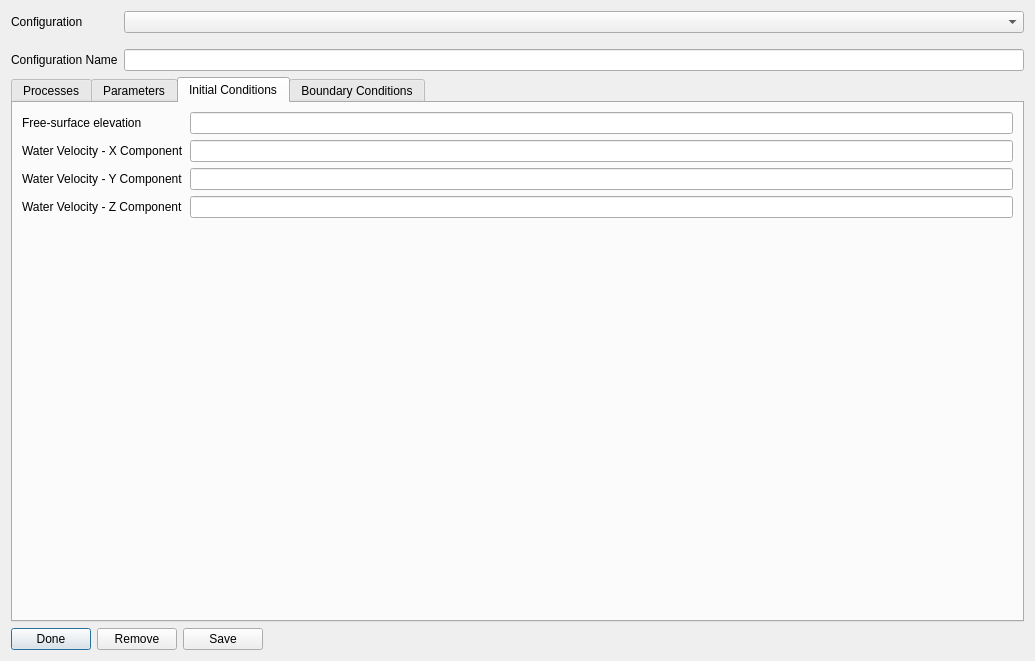
IPH-ECO/iph-eco-gui, file src/ui/hydrodynamic_data_dialog.ui: the form before one commit.
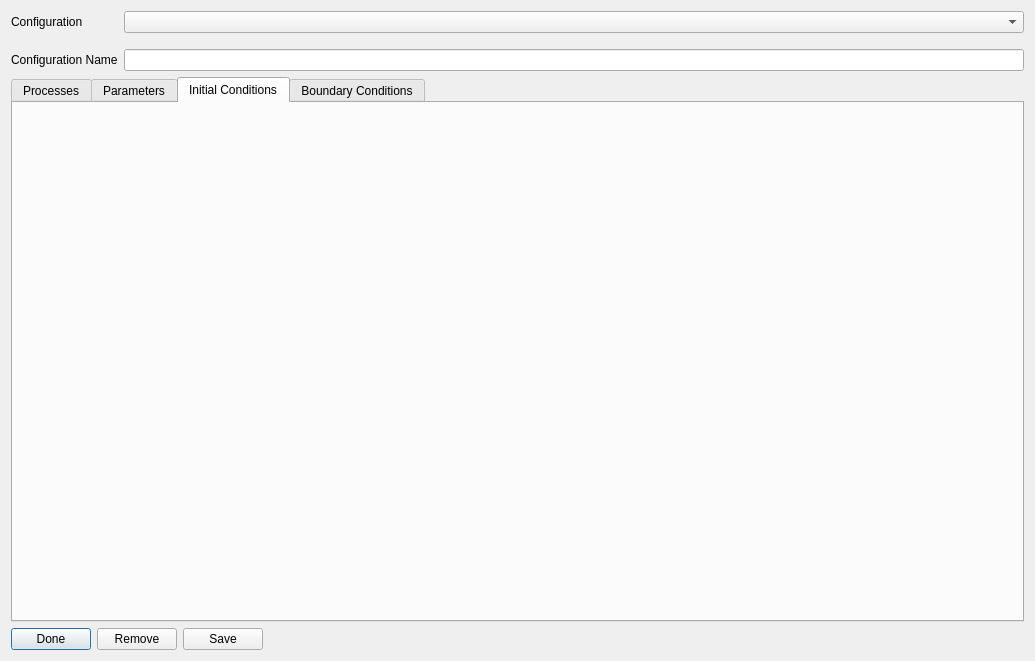
The form after the commit. The open tabs and pages were chosen to show the change.

Commit message: Initial conditions tab

The edit to the form file:
```diff
--- a/src/ui/hydrodynamic_data_dialog.ui
+++ b/src/ui/hydrodynamic_data_dialog.ui
@@ -136,46 +136,9 @@
          <string>Initial Conditions</string>
         </attribute>
         <layout class="QFormLayout" name="formLayout">
-         <item row="0" column="0">
-          <widget class="QLabel" name="label_3">
-           <property name="text">
-            <string>Free-surface elevation</string>
-           </property>
-          </widget>
-         </item>
-         <item row="0" column="1">
-          <widget class="QLineEdit" name="lineEdit"/>
-         </item>
-         <item row="1" column="0">
-          <widget class="QLabel" name="label_4">
-           <property name="text">
-            <string>Water Velocity - X Component</string>
-           </property>
-          </widget>
-         </item>
-         <item row="1" column="1">
-          <widget class="QLineEdit" name="lineEdit_2"/>
-         </item>
-         <item row="2" column="0">
-          <widget class="QLabel" name="label_5">
-           <property name="text">
-            <string>Water Velocity - Y Component</string>
-           </property>
-          </widget>
-         </item>
-         <item row="2" column="1">
-          <widget class="QLineEdit" name="lineEdit_3"/>
-         </item>
-         <item row="3" column="0">
-          <widget class="QLabel" name="label_6">
-           <property name="text">
-            <string>Water Velocity - Z Component</string>
-           </property>
-          </widget>
-         </item>
-         <item row="3" column="1">
-          <widget class="QLineEdit" name="lineEdit_4"/>
-         </item>
+         <property name="fieldGrowthPolicy">
+          <enum>QFormLayout::FieldsStayAtSizeHint</enum>
+         </property>
         </layout>
        </widget>
        <widget class="QWidget" name="tab_6">
```
Left out of the diff: 2 changed lines with no effect on the pictures. The commit also changes 1 other file.
